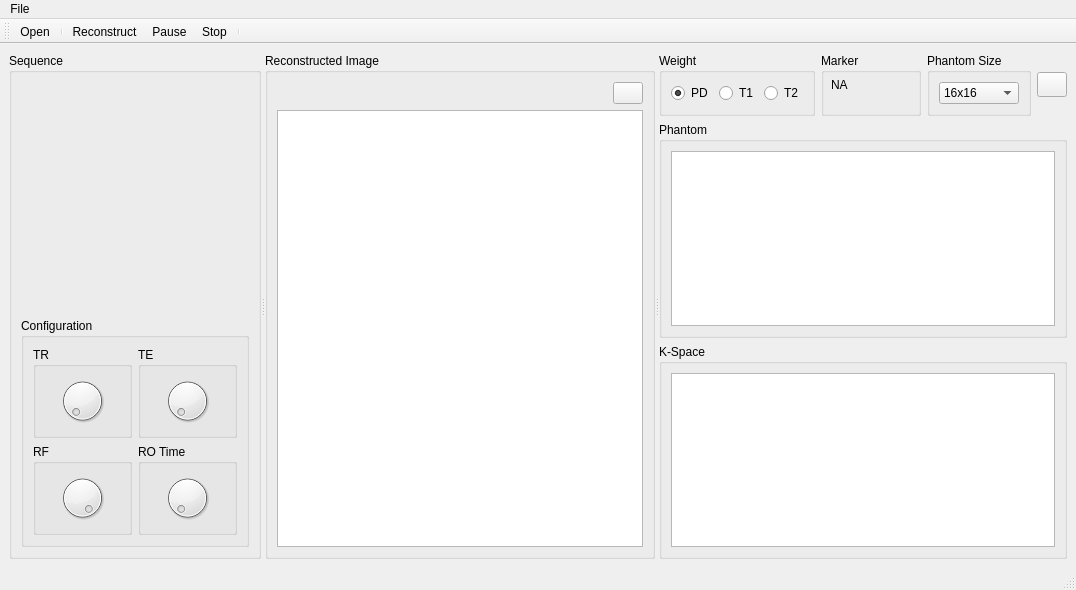
The window that gui_mri.ui (osama51/mri_kspace) describes before a commit, drawn with Qt 5.
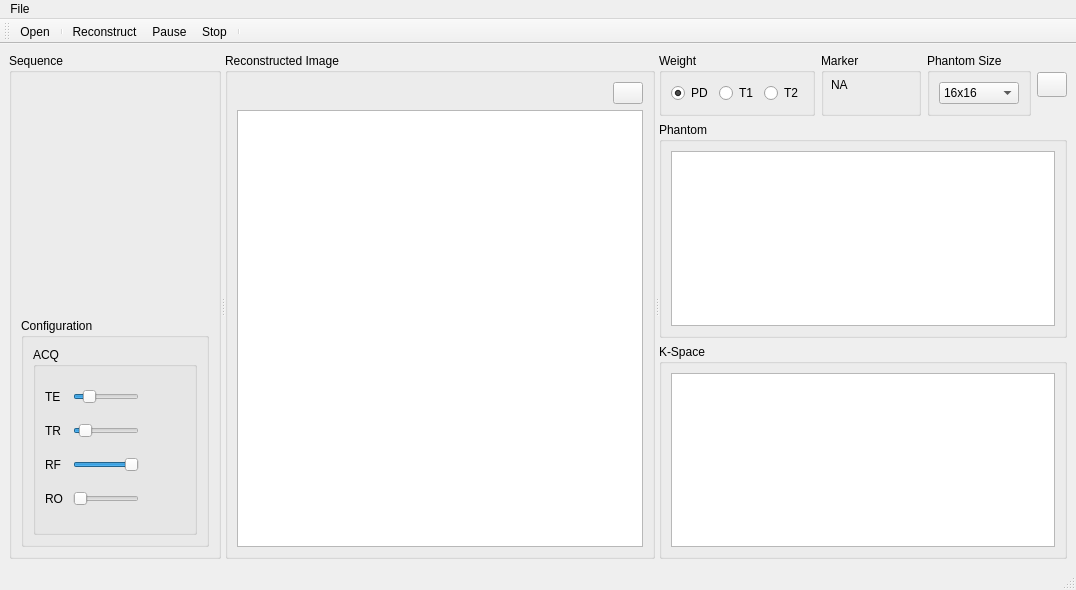
The same window after the commit. Icons and pictures are not drawn. Custom widgets are drawn as their Qt base class.

Diff of the .ui file:
```diff
--- a/gui_mri.ui
+++ b/gui_mri.ui
@@ -61,65 +61,147 @@
           <property name="title">
            <string>Configuration</string>
           </property>
-          <layout class="QGridLayout" name="gridLayout">
-           <item row="1" column="1">
+          <layout class="QVBoxLayout" name="verticalLayout_4">
+           <item>
             <widget class="QGroupBox" name="groupBox_10">
              <property name="title">
-              <string>TE</string>
+              <string>ACQ</string>
              </property>
              <layout class="QGridLayout" name="gridLayout_6">
-              <item row="0" column="0">
-               <widget class="QDial" name="dial_2"/>
+              <item row="2" column="2">
+               <widget class="QLabel" name="RF_label">
+                <property name="minimumSize">
+                 <size>
+                  <width>40</width>
+                  <height>0</height>
+                 </size>
+                </property>
+                <property name="text">
+                 <string/>
+                </property>
+               </widget>
               </item>
-             </layout>
-            </widget>
-           </item>
-           <item row="2" column="0">
-            <widget class="QGroupBox" name="groupBox_12">
-             <property name="title">
-              <string>RF</string>
-             </property>
-             <layout class="QGridLayout" name="gridLayout_8">
               <item row="0" column="0">
-               <widget class="QDial" name="rfDial">
+               <widget class="QLabel" name="label">
+                <property name="text">
+                 <string>TE </string>
+                </property>
+               </widget>
+              </item>
+              <item row="0" column="1">
+               <widget class="QSlider" name="TE_slider">
+                <property name="minimum">
+                 <number>2</number>
+                </property>
                 <property name="maximum">
+                 <number>50</number>
+                </property>
+                <property name="value">
+                 <number>10</number>
+                </property>
+                <property name="orientation">
+                 <enum>Qt::Horizontal</enum>
+                </property>
+               </widget>
+              </item>
+              <item row="2" column="1">
+               <widget class="QSlider" name="RF_slider">
+                <property name="minimum">
+                 <number>1</number>
+                </property>
+                <property name="maximum">
                  <number>90</number>
                 </property>
                 <property name="value">
                  <number>90</number>
                 </property>
+                <property name="orientation">
+                 <enum>Qt::Horizontal</enum>
+                </property>
                </widget>
               </item>
-             </layout>
-            </widget>
-           </item>
-           <item row="2" column="1">
-            <widget class="QGroupBox" name="groupBox_11">
-             <property name="title">
-              <string>RO Time</string>
-             </property>
-             <layout class="QGridLayout" name="gridLayout_7">
-              <item row="0" column="0">
-               <widget class="QDial" name="dial_4">
+              <item row="2" column="0">
+               <widget class="QLabel" name="label_3">
+                <property name="text">
+                 <string>RF </string>
+                </property>
+               </widget>
+              </item>
+              <item row="1" column="2">
+               <widget class="QLabel" name="TR_label">
+                <property name="minimumSize">
+                 <size>
+                  <width>40</width>
+                  <height>0</height>
+                 </size>
+                </property>
+                <property name="text">
+                 <string/>
+                </property>
+               </widget>
+              </item>
+              <item row="1" column="0">
+               <widget class="QLabel" name="label_2">
+                <property name="text">
+                 <string>TR </string>
+                </property>
+               </widget>
+              </item>
+              <item row="1" column="1">
+               <widget class="QSlider" name="TR_slider">
                 <property name="minimum">
-                 <number>8</number>
+                 <number>10</number>
                 </property>
                 <property name="maximum">
-                 <number>20</number>
+                 <number>5000</number>
                 </property>
+                <property name="value">
+                 <number>500</number>
+                </property>
+                <property name="orientation">
+                 <enum>Qt::Horizontal</enum>
+                </property>
                </widget>
               </item>
-             </layout>
-            </widget>
-           </item>
-           <item row="1" column="0">
-            <widget class="QGroupBox" name="groupBox_9">
-             <property name="title">
-              <string>TR</string>
-             </property>
-             <layout class="QGridLayout" name="gridLayout_3">
-              <item row="0" column="0">
-               <widget class="QDial" name="dial"/>
+              <item row="0" column="2">
+               <widget class="QLabel" name="TE_label">
+                <property name="minimumSize">
+                 <size>
+                  <width>40</width>
+                  <height>0</height>
+                 </size>
+                </property>
+                <property name="text">
+                 <string/>
+                </property>
+               </widget>
+              </item>
+              <item row="3" column="1">
+               <widget class="QSlider" name="RO_slider">
+                <property name="orientation">
+                 <enum>Qt::Horizontal</enum>
+                </property>
+               </widget>
+              </item>
+              <item row="3" column="0">
+               <widget class="QLabel" name="label_4">
+                <property name="text">
+                 <string>RO </string>
+                </property>
+               </widget>
+              </item>
+              <item row="3" column="2">
+               <widget class="QLabel" name="RO_label">
+                <property name="minimumSize">
+                 <size>
+                  <width>40</width>
+                  <height>0</height>
+                 </size>
+                </property>
+                <property name="text">
+                 <string/>
+                </property>
+               </widget>
               </item>
              </layout>
             </widget>
```
